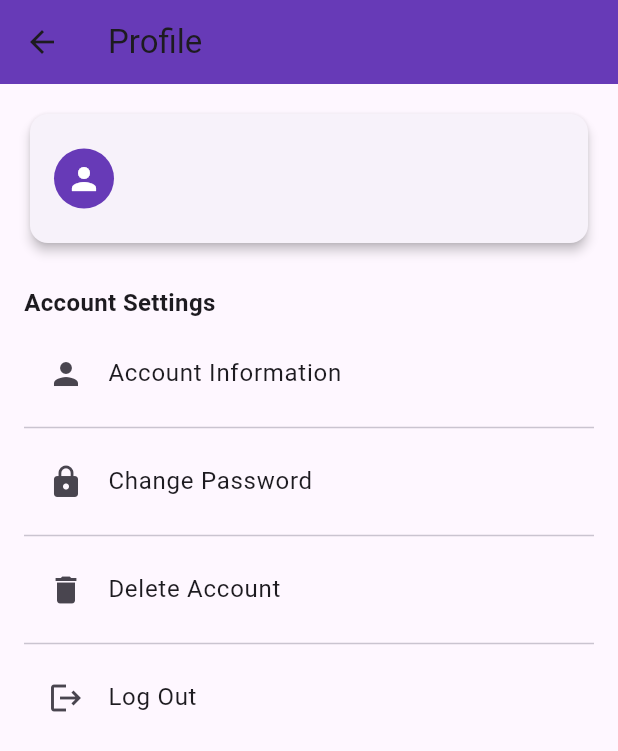
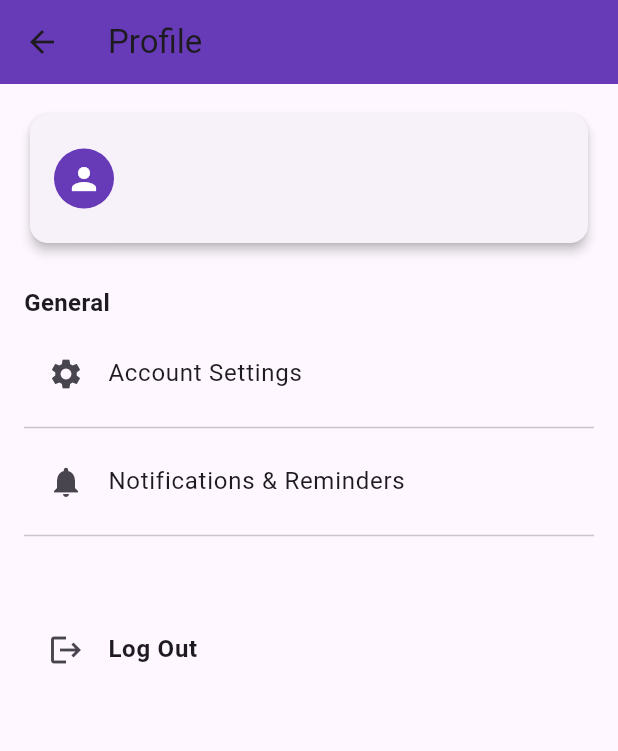
Before and after one commit to pherneaspherb/marden_SE, a Flutter app: the CustomerProfilePage screen opened directly, on a phone screen of 412 x 824 dp. Shown: the top 751 px of the screen. Run offline on Flutter 3.47's test engine with Material 3 defaults, Android fonts, the phone set to English and light mode, and no system bars; our stand-ins replace cloud_firestore, firebase_auth, firebase_core; accounts and stored records are empty.

Commit message:
a little bit update

```diff
--- a/lib/profile/customerProfilePage.dart
+++ b/lib/profile/customerProfilePage.dart
@@ -1,8 +1,8 @@
 import 'package:flutter/material.dart';
 import 'package:firebase_auth/firebase_auth.dart';
 import 'package:cloud_firestore/cloud_firestore.dart';
-import 'customerProfilePageEdit.dart';
-import 'customerChangePasswordPage.dart';
+import 'customerAccountSettingsPage.dart';
+import 'customerNotificationsPage.dart'; // <-- you'll create this
 import '../screens/customerLoginPage.dart';
 
 class CustomerProfilePage extends StatelessWidget {
@@ -19,14 +19,14 @@ class CustomerProfilePage extends StatelessWidget {
         title: Text('Profile'),
         backgroundColor: Colors.deepPurple,
       ),
-      body: FutureBuilder<DocumentSnapshot>(
-        future: FirebaseFirestore.instance.collection('customers').doc(uid).get(),
+      body: StreamBuilder<DocumentSnapshot>(
+        stream: FirebaseFirestore.instance.collection('customers').doc(uid).snapshots(),
         builder: (context, snapshot) {
           if (snapshot.hasError) {
             return Center(child: Text('Error: ${snapshot.error}'));
           }
 
-          if (snapshot.connectionState == ConnectionState.waiting) {
+          if (!snapshot.hasData || !snapshot.data!.exists) {
             return Center(child: CircularProgressIndicator());
           }
 
@@ -66,39 +66,32 @@ class CustomerProfilePage extends StatelessWidget {
               ),
               SizedBox(height: 24),
 
-              Text("Account Settings", style: TextStyle(fontSize: 16, fontWeight: FontWeight.bold)),
+              Text("General", style: TextStyle(fontSize: 16, fontWeight: FontWeight.bold)),
               SizedBox(height: 8),
 
               ListTile(
-                leading: Icon(Icons.person),
-                title: Text("Account Information"),
+                leading: Icon(Icons.settings),
+                title: Text("Account Settings"),
                 onTap: () {
-                  Navigator.push(context, MaterialPageRoute(builder: (_) => EditProfilePage()));
+                  Navigator.push(context, MaterialPageRoute(builder: (_) => CustomerAccountSettingsPage()));
                 },
               ),
               Divider(),
 
               ListTile(
-                leading: Icon(Icons.lock),
-                title: Text("Change Password"),
+                leading: Icon(Icons.notifications),
+                title: Text("Notifications & Reminders"),
                 onTap: () {
-                  Navigator.push(context, MaterialPageRoute(builder: (_) => ChangePasswordPage()));
+                  Navigator.push(context, MaterialPageRoute(builder: (_) => CustomerNotificationsPage()));
                 },
               ),
               Divider(),
 
-              ListTile(
-                leading: Icon(Icons.delete),
-                title: Text("Delete Account"),
-                onTap: () {
-                  _showDeleteConfirmation(context);
-                },
-              ),
-              Divider(),
+              SizedBox(height: 40),
 
               ListTile(
                 leading: Icon(Icons.logout),
-                title: Text("Log Out"),
+                title: Text("Log Out", style: TextStyle(fontWeight: FontWeight.bold)),
                 onTap: () {
                   _showLogoutConfirmation(context);
                 },
@@ -106,50 +99,6 @@ class CustomerProfilePage extends StatelessWidget {
             ],
           );
         },
-      ),
-    );
-  }
-
-  void _showDeleteConfirmation(BuildContext context) {
-    showDialog(
-      context: context,
-      builder: (_) => AlertDialog(
-        title: Text('Delete Account'),
-        content: Text('Are you sure you want to delete your account? This action cannot be undone.'),
-        actions: [
-          TextButton(
-            onPressed: () => Navigator.pop(context),
-            child: Text('Cancel'),
-          ),
-          TextButton(
-            onPressed: () async {
-              try {
-                final user = FirebaseAuth.instance.currentUser;
-                final uid = user?.uid;
-
-                // Delete Firestore document
-                if (uid != null) {
-                  await FirebaseFirestore.instance.collection('customers').doc(uid).delete();
-                }
-
-                // Delete Auth account
-                await user?.delete();
-
-                // Navigate back to login
-                Navigator.pushAndRemoveUntil(
-                  context,
-                  MaterialPageRoute(builder: (_) => CustomerLoginPage()),
-                  (route) => false,
-                );
-              } catch (e) {
-                ScaffoldMessenger.of(context).showSnackBar(
-                  SnackBar(content: Text('Failed to delete account: $e')),
-                );
-              }
-            },
-            child: Text('Delete', style: TextStyle(color: Colors.red)),
-          ),
-        ],
       ),
     );
   }
@@ -167,9 +116,8 @@ class CustomerProfilePage extends StatelessWidget {
           ),
           TextButton(
             onPressed: () async {
-              Navigator.pop(context); // Close the dialog first
+              Navigator.pop(context);
               await FirebaseAuth.instance.signOut();
-
               Navigator.pushAndRemoveUntil(
                 context,
                 MaterialPageRoute(builder: (_) => CustomerLoginPage()),
```
Also changed, not shown: lib/profile/customerAccountSettingsPage.dart (added, +90 -0 lines), lib/profile/customerNotificationsPage.dart (added, +47 -0 lines).
